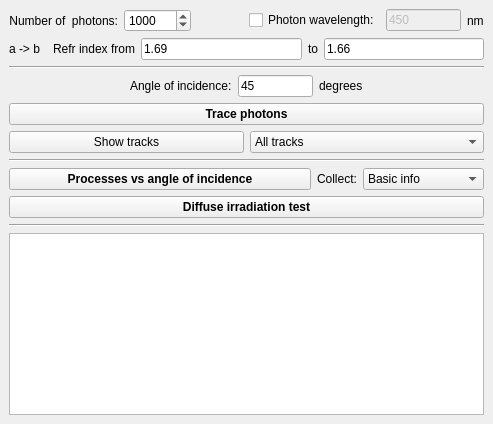
First picture: the form in ants3bundle/src/ants3/gui/photsim/ainterfaceruletester.ui, repository andrmor/ANTS3bundle, before the edit.
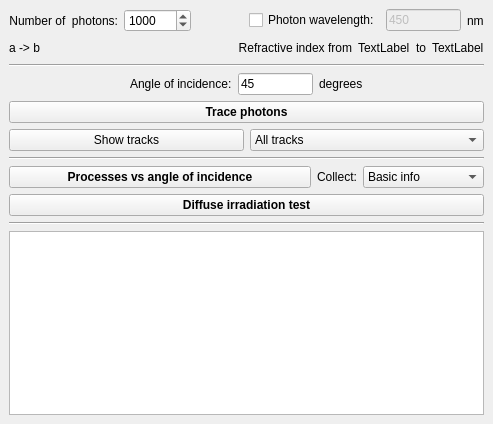
Second picture: the form after the edit.

```diff
--- a/ants3bundle/src/ants3/gui/photsim/ainterfaceruletester.ui
+++ b/ants3bundle/src/ants3/gui/photsim/ainterfaceruletester.ui
@@ -91,10 +91,23 @@
         </property>
        </widget>
       </item>
+      <item>
+       <spacer name="horizontalSpacer">
+        <property name="orientation">
+         <enum>Qt::Orientation::Horizontal</enum>
+        </property>
+        <property name="sizeHint" stdset="0">
+         <size>
+          <width>40</width>
+          <height>20</height>
+         </size>
+        </property>
+       </spacer>
+      </item>
       <item>
        <widget class="QLabel" name="label_303">
         <property name="text">
-         <string>  Refr index from</string>
+         <string>  Refractive index from</string>
         </property>
         <property name="alignment">
          <set>Qt::AlignmentFlag::AlignRight|Qt::AlignmentFlag::AlignTrailing|Qt::AlignmentFlag::AlignVCenter</set>
@@ -102,24 +115,9 @@
        </widget>
       </item>
       <item>
-       <widget class="QLineEdit" name="ledST_Ref1">
-        <property name="sizePolicy">
-         <sizepolicy hsizetype="MinimumExpanding" vsizetype="Fixed">
-          <horstretch>0</horstretch>
-          <verstretch>0</verstretch>
-         </sizepolicy>
-        </property>
-        <property name="maximumSize">
-         <size>
-          <width>16777215</width>
-          <height>16777215</height>
-         </size>
-        </property>
+       <widget class="QLabel" name="labRefractiveIndexFrom">
         <property name="text">
-         <string>1.69</string>
-        </property>
-        <property name="readOnly">
-         <bool>true</bool>
+         <string>TextLabel</string>
         </property>
        </widget>
       </item>
@@ -134,24 +132,9 @@
        </widget>
       </item>
       <item>
-       <widget class="QLineEdit" name="ledST_Ref2">
-        <property name="sizePolicy">
-         <sizepolicy hsizetype="MinimumExpanding" vsizetype="Fixed">
-          <horstretch>0</horstretch>
-          <verstretch>0</verstretch>
-         </sizepolicy>
-        </property>
-        <property name="maximumSize">
-         <size>
-          <width>16777215</width>
-          <height>16777215</height>
-         </size>
-        </property>
+       <widget class="QLabel" name="labRefractiveIndexTo">
         <property name="text">
-         <string>1.66</string>
-        </property>
-        <property name="readOnly">
-         <bool>true</bool>
+         <string>TextLabel</string>
         </property>
        </widget>
       </item>
```
